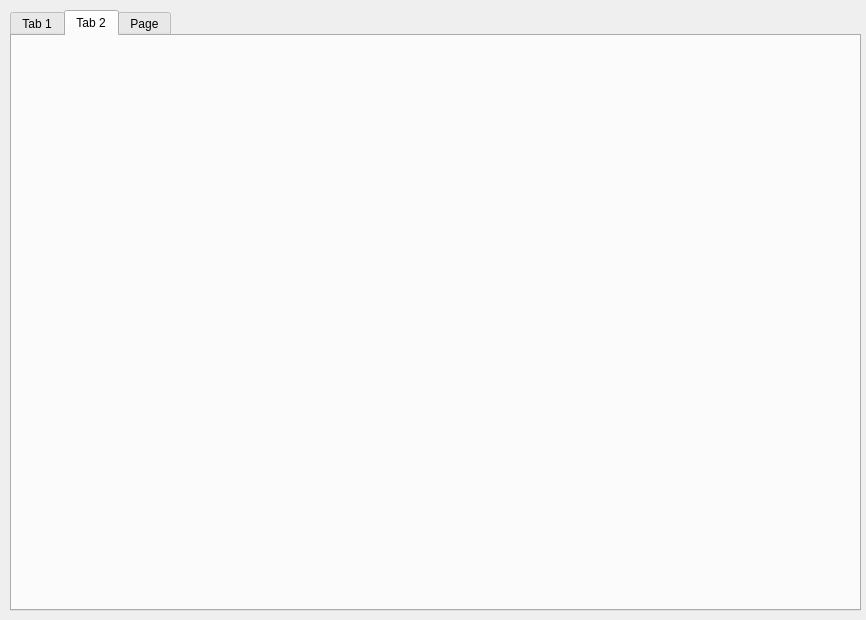
Qt form app/first_window.ui (biggvladik/drilling) before a commit.
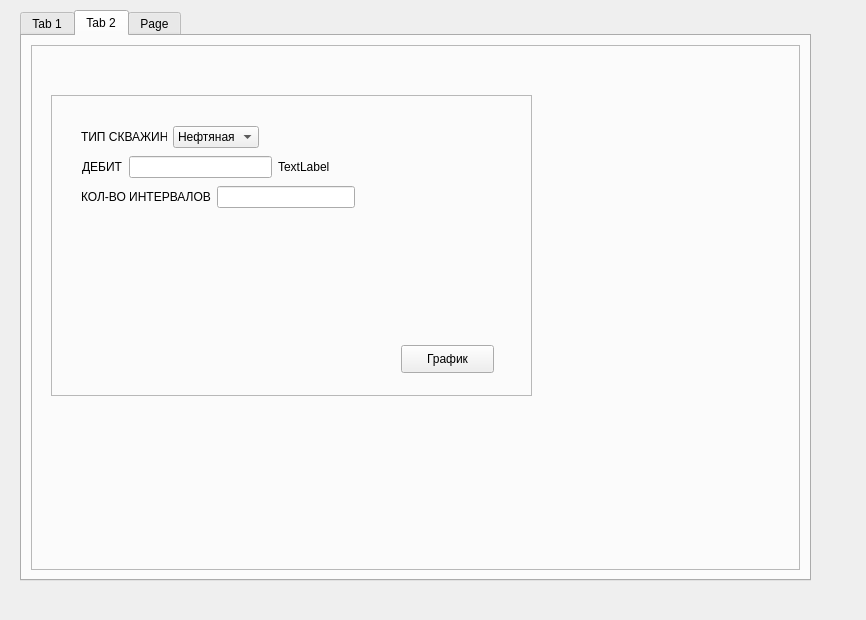
The same form after that commit. The open tabs and pages were chosen to show the change.

Commit message: three_demo

```diff
--- a/app/first_window.ui
+++ b/app/first_window.ui
@@ -17,10 +17,10 @@
    <widget class="QTabWidget" name="tabWidget">
     <property name="geometry">
      <rect>
-      <x>10</x>
+      <x>20</x>
       <y>10</y>
-      <width>851</width>
-      <height>601</height>
+      <width>791</width>
+      <height>571</height>
      </rect>
     </property>
     <property name="currentIndex">
@@ -118,6 +118,131 @@
      <attribute name="title">
       <string>Tab 2</string>
      </attribute>
+     <layout class="QHBoxLayout" name="horizontalLayout_3">
+      <item>
+       <widget class="QFrame" name="frame">
+        <property name="frameShape">
+         <enum>QFrame::StyledPanel</enum>
+        </property>
+        <property name="frameShadow">
+         <enum>QFrame::Raised</enum>
+        </property>
+        <widget class="QFrame" name="frame_3">
+         <property name="geometry">
+          <rect>
+           <x>20</x>
+           <y>50</y>
+           <width>481</width>
+           <height>301</height>
+          </rect>
+         </property>
+         <property name="frameShape">
+          <enum>QFrame::StyledPanel</enum>
+         </property>
+         <property name="frameShadow">
+          <enum>QFrame::Raised</enum>
+         </property>
+         <widget class="QPushButton" name="pushButton_2">
+          <property name="geometry">
+           <rect>
+            <x>350</x>
+            <y>250</y>
+            <width>93</width>
+            <height>28</height>
+           </rect>
+          </property>
+          <property name="text">
+           <string>График</string>
+          </property>
+         </widget>
+         <widget class="QWidget" name="">
+          <property name="geometry">
+           <rect>
+            <x>30</x>
+            <y>30</y>
+            <width>178</width>
+            <height>24</height>
+           </rect>
+          </property>
+          <layout class="QHBoxLayout" name="horizontalLayout">
+           <item>
+            <widget class="QLabel" name="label">
+             <property name="text">
+              <string>ТИП СКВАЖИНЫ</string>
+             </property>
+            </widget>
+           </item>
+           <item>
+            <widget class="QComboBox" name="comboBox">
+             <item>
+              <property name="text">
+               <string>Нефтяная</string>
+              </property>
+             </item>
+             <item>
+              <property name="text">
+               <string>Газовая</string>
+              </property>
+             </item>
+            </widget>
+           </item>
+          </layout>
+         </widget>
+         <widget class="QWidget" name="">
+          <property name="geometry">
+           <rect>
+            <x>30</x>
+            <y>90</y>
+            <width>274</width>
+            <height>24</height>
+           </rect>
+          </property>
+          <layout class="QHBoxLayout" name="horizontalLayout_4">
+           <item>
+            <widget class="QLabel" name="label_3">
+             <property name="text">
+              <string>КОЛ-ВО ИНТЕРВАЛОВ</string>
+             </property>
+            </widget>
+           </item>
+           <item>
+            <widget class="QLineEdit" name="lineEdit_2"/>
+           </item>
+          </layout>
+         </widget>
+         <widget class="QWidget" name="">
+          <property name="geometry">
+           <rect>
+            <x>31</x>
+            <y>60</y>
+            <width>248</width>
+            <height>24</height>
+           </rect>
+          </property>
+          <layout class="QHBoxLayout" name="horizontalLayout_2">
+           <item>
+            <widget class="QLabel" name="label_2">
+             <property name="text">
+              <string>ДЕБИТ</string>
+             </property>
+            </widget>
+           </item>
+           <item>
+            <widget class="QLineEdit" name="lineEdit"/>
+           </item>
+           <item>
+            <widget class="QLabel" name="label_4">
+             <property name="text">
+              <string>TextLabel</string>
+             </property>
+            </widget>
+           </item>
+          </layout>
+         </widget>
+        </widget>
+       </widget>
+      </item>
+     </layout>
     </widget>
     <widget class="QWidget" name="tab_3">
      <attribute name="title">
```
Left out of the diff: 28 changed lines with no effect on the pictures. Lines whose indentation alone changed are shown as unchanged. The commit also changes 2 other files.
